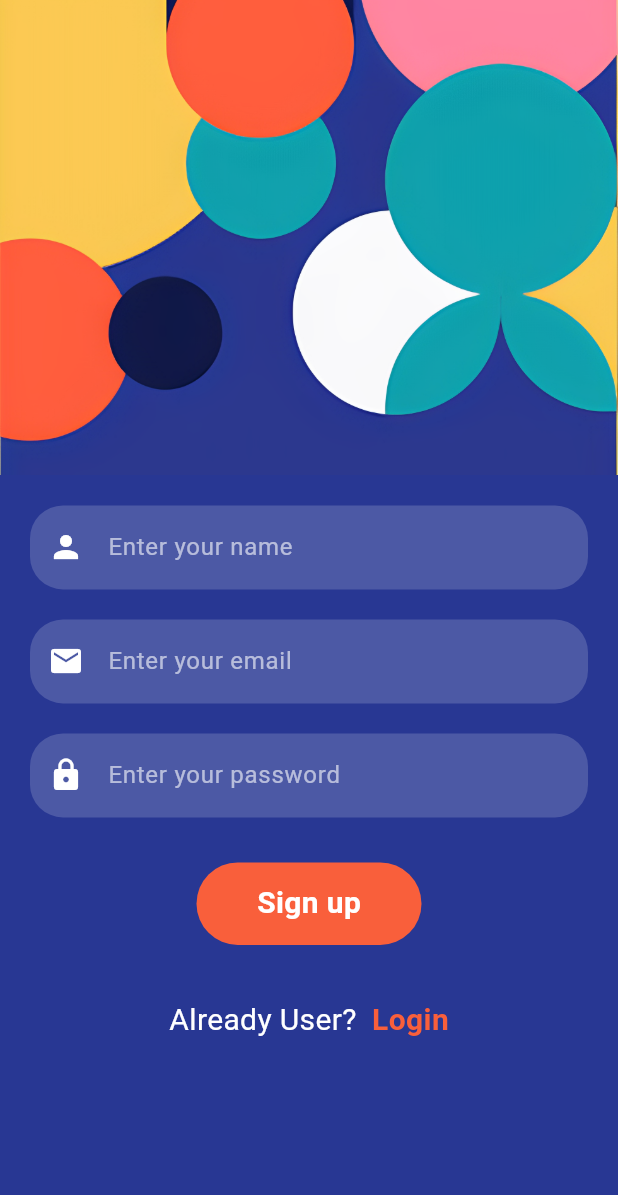
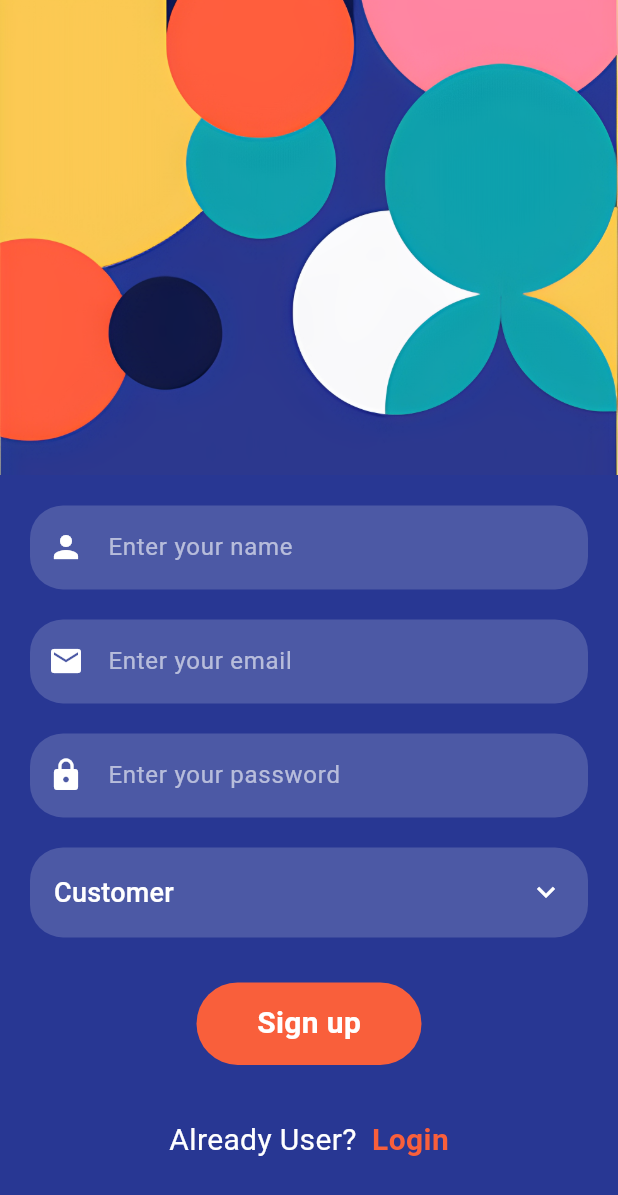
Before and after one commit to hsinha1110/service_booking, a Flutter app: the Signup screen opened directly, on a phone screen of 412 x 824 dp. Shown: the top 1195 px of the screen. Run offline on Flutter 3.47's test engine with Material 3 defaults, Android fonts, the phone set to English and light mode, and no system bars; drawn by our look-alikes of dropdown_button2; our stand-ins replace cloud_firestore, curved_navigation_bar, firebase_auth, firebase_core, firebase_storage, image_picker; accounts and stored records are empty.

Commit message:
signup dropdown

```diff
--- a/lib/main.dart
+++ b/lib/main.dart
@@ -1,8 +1,6 @@
 import 'package:flutter/material.dart';
 import 'package:firebase_core/firebase_core.dart';
 import 'package:firebase_auth/firebase_auth.dart';
-import 'package:servicebooking/service_provider/service_details.dart';
-
 import 'firebase_options.dart';
 import 'package:servicebooking/pages/login.dart';
 import 'package:servicebooking/pages/bottom_nav.dart';
@@ -26,7 +24,7 @@ class MyApp extends StatelessWidget {
 
     return MaterialApp(
       debugShowCheckedModeBanner: false,
-      home: user == null ? const Login() : const ServiceDetails(),
+      home: user == null ? const Login() : const BottomNav(),
     );
   }
 }
--- a/lib/pages/signup.dart
+++ b/lib/pages/signup.dart
@@ -1,9 +1,7 @@
 import 'package:cloud_firestore/cloud_firestore.dart';
 import 'package:firebase_auth/firebase_auth.dart';
 import 'package:flutter/material.dart';
-import 'dart:math' as math;
-
-import 'package:servicebooking/pages/bottom_nav.dart';
+import 'package:dropdown_button2/dropdown_button2.dart';
 
 class Signup extends StatefulWidget {
   const Signup({super.key});
@@ -13,11 +11,13 @@ class Signup extends StatefulWidget {
 }
 
 class _SignupState extends State<Signup> {
+  List<String> roles = ["Customer", "Service Provider"];
+
+  String selectedRole = "Customer";
   final TextEditingController name = TextEditingController();
   final TextEditingController email = TextEditingController();
   final TextEditingController password = TextEditingController();
   final _formkey = GlobalKey<FormState>();
-
   Future<void> signUp() async {
     try {
       UserCredential userCredential = await FirebaseAuth.instance
@@ -33,6 +33,7 @@ class _SignupState extends State<Signup> {
             "uid": userCredential.user!.uid,
             "name": name.text.trim(),
             "email": email.text.trim(),
+            "role": selectedRole,
             "createdAt": FieldValue.serverTimestamp(),
           });
 
@@ -154,7 +155,8 @@ class _SignupState extends State<Signup> {
                   },
                 ),
               ),
-              SizedBox(height: 20.0),
+              const SizedBox(height: 20),
+
               Padding(
                 padding: const EdgeInsets.symmetric(horizontal: 20),
                 child: TextFormField(
@@ -199,6 +201,66 @@ class _SignupState extends State<Signup> {
 
                     return null;
                   },
+                ),
+              ),
+
+              const SizedBox(height: 20),
+
+              Padding(
+                padding: const EdgeInsets.symmetric(horizontal: 20),
+                child: DropdownButtonHideUnderline(
+                  child: DropdownButton2<String>(
+                    isExpanded: true,
+                    value: selectedRole,
+
+                    items: roles
+                        .map(
+                          (role) => DropdownMenuItem<String>(
+                            value: role,
+                            child: Text(
+                              role,
+                              style: const TextStyle(
+                                color: Colors.white,
+                                fontSize: 18,
+                                fontWeight: FontWeight.w500,
+                              ),
+                            ),
+                          ),
+                        )
+                        .toList(),
+
+                    onChanged: (value) {
+                      setState(() {
+                        selectedRole = value!;
+                      });
+                    },
+
+                    buttonStyleData: ButtonStyleData(
+                      height: 60,
+                      width: double.infinity,
+                      padding: const EdgeInsets.symmetric(horizontal: 16),
+                      decoration: BoxDecoration(
+                        color: const Color(0xFF4C59A5),
+                        borderRadius: BorderRadius.circular(22),
+                      ),
+                    ),
+
+                    iconStyleData: const IconStyleData(
+                      icon: Icon(
+                        Icons.keyboard_arrow_down,
+                        color: Colors.white,
+                      ),
+                    ),
+
+                    dropdownStyleData: DropdownStyleData(
+                      decoration: const BoxDecoration(color: Color(0xFF4C59A5)),
+                    ),
+
+                    menuItemStyleData: const MenuItemStyleData(
+                      height: 55,
+                      padding: EdgeInsets.symmetric(horizontal: 16),
+                    ),
+                  ),
                 ),
               ),
               SizedBox(height: 30.0),
--- a/lib/service_provider/service_details.dart
+++ b/lib/service_provider/service_details.dart
@@ -24,7 +24,7 @@ class _ServiceDetailsState extends State<ServiceDetails> {
   DateTime? selectedDate;
   TimeOfDay? selectedTime;
 
-  List<String> services = ["Cleaning", "Painting", "Dainting", "Repairing"];
+  List<String> services = ["Cleaning", "Painting", "Laundry", "Repairing"];
   String selectedService = "Cleaning";
 
   String? id;
--- a/pubspec.yaml
+++ b/pubspec.yaml
@@ -40,6 +40,7 @@ dependencies:
   firebase_auth: ^6.5.4
   image_picker: ^1.2.3
   firebase_storage: ^13.4.3
+  dropdown_button2: ^2.3.9
 
 dev_dependencies:
   flutter_test:
```
Also changed, not shown: pubspec.lock.
